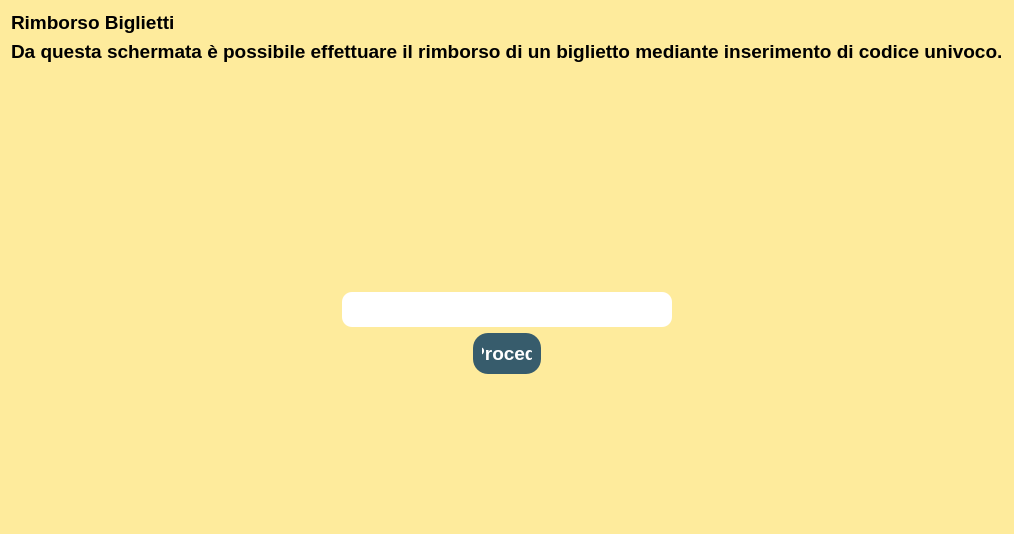
The window that biglietteria/rimborso/view/Rimborso.ui (StracciaMatteo/GestioneCinema) describes before a commit, drawn with Qt 5.
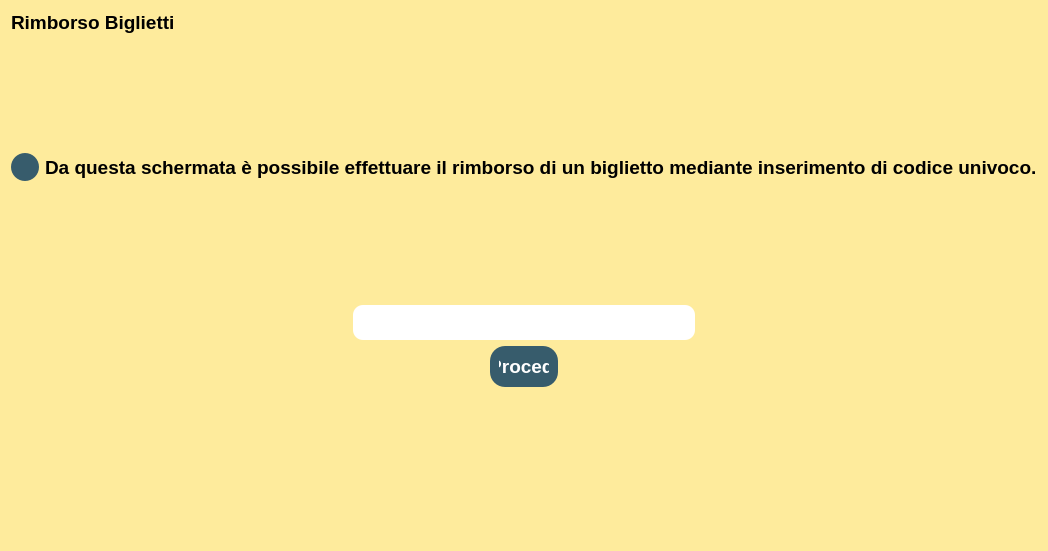
The same window after the commit. Icons and pictures are not drawn.

Commit message: aggiunta bottoni back interfacce biglietteria e collegamento Rimborso tramite codice

The edit to the form file:
```diff
--- a/biglietteria/rimborso/view/Rimborso.ui
+++ b/biglietteria/rimborso/view/Rimborso.ui
@@ -7,7 +7,7 @@
     <x>0</x>
     <y>0</y>
     <width>598</width>
-    <height>534</height>
+    <height>551</height>
    </rect>
   </property>
   <property name="font">
@@ -179,22 +179,6 @@
      </property>
     </widget>
    </item>
-   <item>
-    <widget class="QLabel" name="label_2">
-     <property name="autoFillBackground">
-      <bool>false</bool>
-     </property>
-     <property name="text">
-      <string>Da questa schermata è possibile effettuare il rimborso di un biglietto mediante inserimento di codice univoco.</string>
-     </property>
-     <property name="scaledContents">
-      <bool>true</bool>
-     </property>
-     <property name="wordWrap">
-      <bool>false</bool>
-     </property>
-    </widget>
-   </item>
    <item>
     <spacer name="verticalSpacer">
      <property name="orientation">
@@ -208,6 +192,68 @@
      </property>
     </spacer>
    </item>
+   <item>
+    <layout class="QHBoxLayout" name="horizontalLayout_3">
+     <property name="bottomMargin">
+      <number>0</number>
+     </property>
+     <item>
+      <widget class="QPushButton" name="btn_torna">
+       <property name="sizePolicy">
+        <sizepolicy hsizetype="Fixed" vsizetype="Fixed">
+         <horstretch>0</horstretch>
+         <verstretch>0</verstretch>
+        </sizepolicy>
+       </property>
+       <property name="maximumSize">
+        <size>
+         <width>28</width>
+         <height>28</height>
+        </size>
+       </property>
+       <property name="cursor">
+        <cursorShape>PointingHandCursor</cursorShape>
+       </property>
+       <property name="styleSheet">
+        <string notr="true">QPushButton{
+ border-radius: 14px;
+background-color: rgb(55, 92, 108);
+color: rgb(255, 255, 255);
+border-style: outset;
+
+
+}</string>
+       </property>
+       <property name="icon">
+        <iconset>
+         <normaloff>../../../images/Torna-Indietro-icon.png</normaloff>../../../images/Torna-Indietro-icon.png</iconset>
+       </property>
+       <property name="iconSize">
+        <size>
+         <width>20</width>
+         <height>20</height>
+        </size>
+       </property>
+      </widget>
+     </item>
+     <item>
+      <widget class="QLabel" name="label_2">
+       <property name="autoFillBackground">
+        <bool>false</bool>
+       </property>
+       <property name="text">
+        <string>Da questa schermata è possibile effettuare il rimborso di un biglietto mediante inserimento di codice univoco.</string>
+       </property>
+       <property name="scaledContents">
+        <bool>true</bool>
+       </property>
+       <property name="wordWrap">
+        <bool>false</bool>
+       </property>
+      </widget>
+     </item>
+    </layout>
+   </item>
    <item>
     <layout class="QHBoxLayout" name="horizontalLayout">
      <property name="bottomMargin">
```
Left out of the diff: 2 changed lines with no effect on the pictures. The commit also changes 5 other files.
